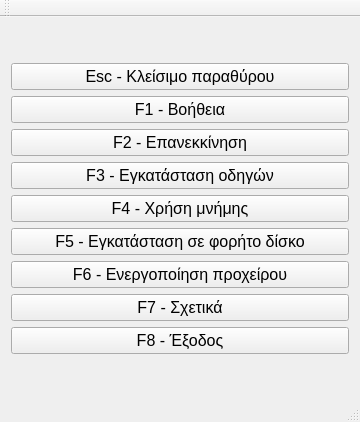
Before: the Qt Designer form src/mainwindow.ui in nstrikos/Emily, drawn with Qt 5.
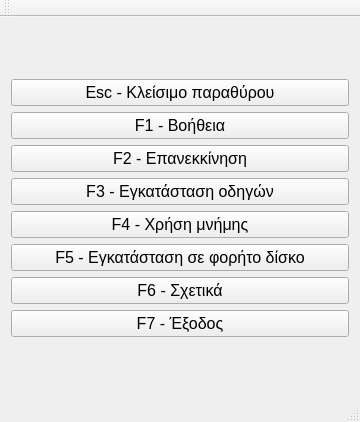
After: the same form once the commit is applied.

Commit message: set ctrl+f1 as clipboard shortcut

What changed in the file:
```diff
--- a/src/mainwindow.ui
+++ b/src/mainwindow.ui
@@ -101,18 +101,6 @@
         </property>
        </widget>
       </item>
-      <item>
-       <widget class="QPushButton" name="enableClipboardButton">
-        <property name="font">
-         <font>
-          <pointsize>12</pointsize>
-         </font>
-        </property>
-        <property name="text">
-         <string>F6 - Ενεργοποίηση προχείρου</string>
-        </property>
-       </widget>
-      </item>
       <item>
        <widget class="QPushButton" name="aboutButton">
         <property name="font">
@@ -121,7 +109,7 @@
          </font>
         </property>
         <property name="text">
-         <string>F7 - Σχετικά</string>
+         <string>F6 - Σχετικά</string>
         </property>
        </widget>
       </item>
@@ -133,7 +121,7 @@
          </font>
         </property>
         <property name="text">
-         <string>F8 - Έξοδος</string>
+         <string>F7 - Έξοδος</string>
         </property>
        </widget>
       </item>
```
Left out of the diff: 1 changed line with no effect on the pictures. The commit also changes 8 other files.
